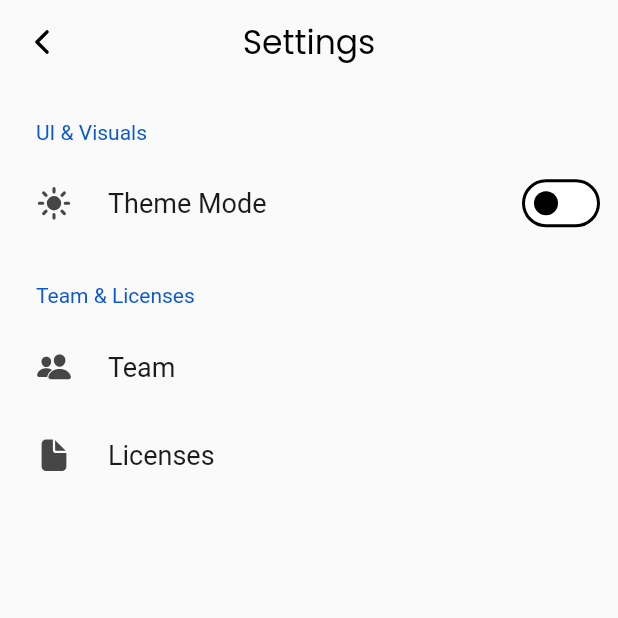
After one commit to danfq/VoxelDash, a Flutter app: the VoxelDash screen opened directly, after a tap on an icon or button, on a phone screen of 412 x 824 dp, the top half of it. The commit adds this screen. Run offline on Flutter 3.47's test engine with Material 3 defaults, Android fonts, the phone set to English and light mode, and no system bars; drawn by our look-alikes of settings_ui, toastification; our stand-ins replace adaptive_theme, connectivity_plus, flutter_vector_icons, flutter_widget_from_html, get, google_fonts and 4 more; missing offline and left inert: day_night_switcher, future_progress_dialog; accounts and stored records are empty.

Commit message:
Added Settings & More

```diff
--- /dev/null
+++ b/lib/pages/settings/settings.dart
@@ -0,0 +1,112 @@
+import 'package:flutter/material.dart';
+import 'package:flutter_vector_icons/flutter_vector_icons.dart';
+import 'package:get/route_manager.dart';
+import 'package:settings_ui/settings_ui.dart';
+import 'package:voxeldash/pages/settings/team.dart';
+import 'package:voxeldash/util/themes/controller.dart';
+import 'package:voxeldash/util/widgets/main.dart';
+
+class Settings extends StatefulWidget {
+  const Settings({super.key});
+
+  @override
+  State<Settings> createState() => _SettingsState();
+}
+
+class _SettingsState extends State<Settings> {
+  ///Current Theme
+  bool _currentTheme = ThemeController.current(context: Get.context!);
+
+  @override
+  void didChangeDependencies() {
+    super.didChangeDependencies();
+
+    //Status Bar & Navigation Bar
+    ThemeController.statusAndNavSettings(mode: _currentTheme);
+  }
+
+  @override
+  Widget build(BuildContext context) {
+    return Scaffold(
+      appBar: MainWidgets.appBar(title: const Text("Settings")),
+      body: SafeArea(
+        child: SettingsList(
+          lightTheme: SettingsThemeData(
+            settingsListBackground: Theme.of(context).scaffoldBackgroundColor,
+          ),
+          darkTheme: SettingsThemeData(
+            settingsListBackground: Theme.of(context).scaffoldBackgroundColor,
+          ),
+          physics: const BouncingScrollPhysics(),
+          sections: [
+            //UI
+            SettingsSection(
+              title: const Text("UI & Visuals"),
+              tiles: [
+                SettingsTile.switchTile(
+                  leading: AnimatedSwitcher(
+                    duration: const Duration(milliseconds: 400),
+                    child: Icon(
+                      _currentTheme ? Ionicons.ios_moon : Ionicons.ios_sunny,
+                    ),
+                  ),
+                  title: const Text("Theme Mode"),
+                  initialValue: _currentTheme,
+                  onToggle: (mode) {
+                    //Set New Theme
+                    ThemeController.setAppearance(
+                      context: context,
+                      mode: mode,
+                    );
+
+                    //Status & Nav
+                    ThemeController.statusAndNavSettings(mode: mode);
+
+                    //Update Theme
+                    setState(() {
+                      _currentTheme = mode;
+                    });
+                  },
+                ),
+              ],
+            ),
+
+            //Team & Licenses
+            SettingsSection(
+              title: const Text("Team & Licenses"),
+              tiles: [
+                //Team
+                SettingsTile.navigation(
+                  leading: const Icon(Ionicons.ios_people),
+                  title: const Text("Team"),
+                  onPressed: (context) => Get.to(() => Team()),
+                ),
+
+                //Licenses
+                SettingsTile.navigation(
+                  leading: const Icon(Ionicons.ios_document),
+                  title: const Text("Licenses"),
+                  onPressed: (context) => Get.to(
+                    () => LicensePage(
+                      applicationName: "Uncaught Exception",
+                      applicationIcon: Padding(
+                        padding: const EdgeInsets.all(8.0),
+                        child: ClipRRect(
+                          borderRadius: BorderRadius.circular(14.0),
+                          child: Image.asset(
+                            "assets/img/logo.png",
+                            height: 100.0,
+                          ),
+                        ),
+                      ),
+                    ),
+                  ),
+                ),
+              ],
+            ),
+          ],
+        ),
+      ),
+    );
+  }
+}
--- a/lib/pages/voxel.dart
+++ b/lib/pages/voxel.dart
@@ -1,9 +1,12 @@
 import 'package:day_night_switcher/day_night_switcher.dart';
 import 'package:flutter/material.dart';
+import 'package:flutter_vector_icons/flutter_vector_icons.dart';
 import 'package:get/route_manager.dart';
 import 'package:voxeldash/pages/home/search.dart';
 import 'package:voxeldash/pages/home/servers.dart';
+import 'package:voxeldash/pages/settings/settings.dart';
 import 'package:voxeldash/util/themes/controller.dart';
+import 'package:voxeldash/util/widgets/buttons.dart';
 import 'package:voxeldash/util/widgets/main.dart';
 
 class VoxelDash extends StatefulWidget {
@@ -44,12 +47,9 @@ class _VoxelDashState extends State<VoxelDash> {
         actions: [
           Padding(
             padding: const EdgeInsets.only(right: 10.0),
-            child: DayNightSwitcherIcon(
-              isDarkModeEnabled: ThemeController.current(context: context),
-              onStateChanged: (mode) {
-                //Change Theme
-                ThemeController.setAppearance(context: context, mode: mode);
-              },
+            child: Buttons.icon(
+              icon: Ionicons.ios_settings_outline,
+              onTap: () => Get.to(() => const Settings()),
             ),
           ),
         ],
--- a/lib/util/widgets/main.dart
+++ b/lib/util/widgets/main.dart
@@ -82,6 +82,7 @@ class MainWidgets {
       return ClipRRect(
         borderRadius: const BorderRadius.vertical(top: Radius.circular(14.0)),
         child: CupertinoTabBar(
+          activeColor: Theme.of(Get.context!).iconTheme.color,
           currentIndex: navIndex,
           onTap: (index) {
             onChanged(index);
--- a/pubspec.yaml
+++ b/pubspec.yaml
@@ -29,6 +29,8 @@ dependencies:
   day_night_switcher: ^0.2.0+1
   future_progress_dialog: ^0.2.1
   flutter_widget_from_html: ^0.15.2
+  settings_ui: ^2.0.2
+  url_launcher: ^6.3.1
 
 dev_dependencies:
   flutter_test:
@@ -45,3 +47,6 @@ flutter:
 
     # Animations
     - assets/anim/
+
+    # Images
+    - assets/img/
```
Also changed, not shown: lib/pages/home/search.dart (+1 -6 lines), lib/pages/settings/team.dart (added, +117 -0 lines), lib/util/themes/themes.dart (+8 -4 lines), lib/util/widgets/team.dart (added, +24 -0 lines), assets/img/logo.png (added), 1 other file.
